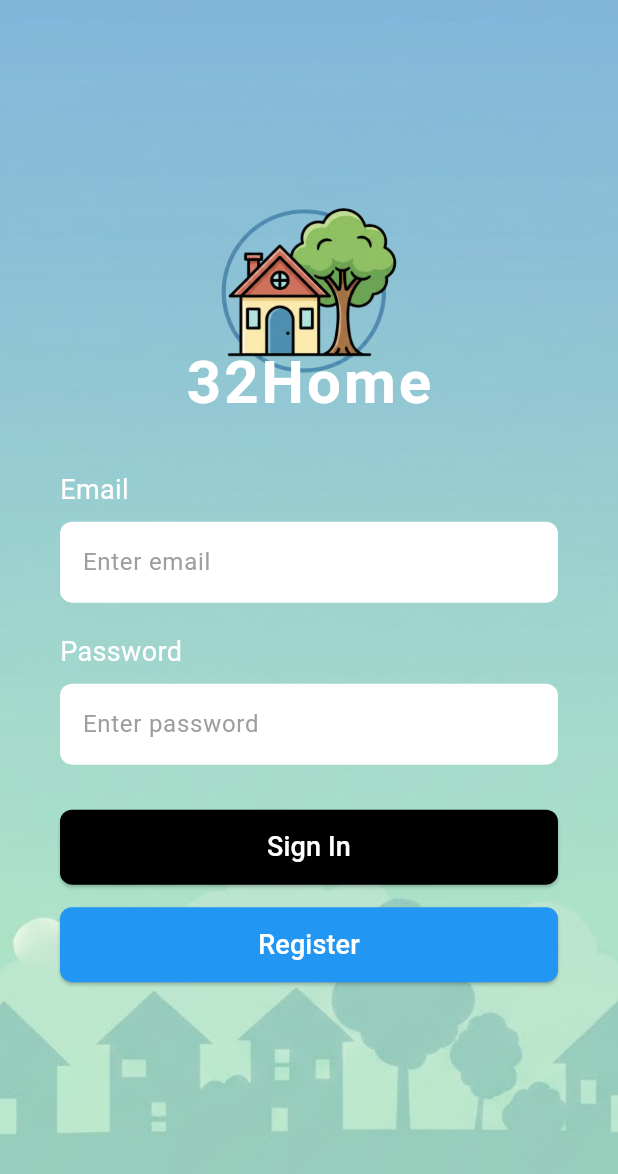
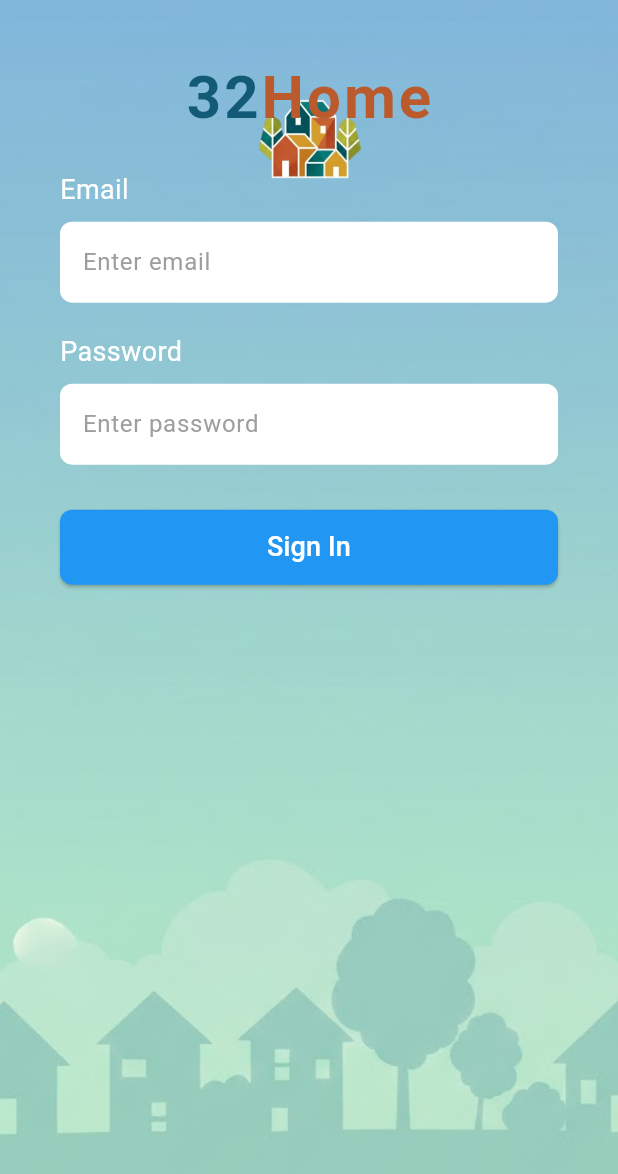
Before and after one commit to 6410535014/32home, a Flutter app: the screen it shows after launch, on a phone screen of 412 x 824 dp. Shown: the top 1174 px of the screen. Run offline on Flutter 3.47's test engine with Material 3 defaults, Android fonts, the light colour scheme and no system bars; our stand-ins replace cloud_firestore, firebase_auth, firebase_core; accounts and stored records are empty; generated files the repository leaves out were written again.

Commit message:
chnage logo

```diff
--- a/three_two_home/lib/login_page.dart
+++ b/three_two_home/lib/login_page.dart
@@ -1,6 +1,5 @@
 import 'package:flutter/material.dart';
 import 'package:firebase_auth/firebase_auth.dart';
-import 'register_page.dart';
 import 'services/auth_facade.dart';
 import 'adapters/notification_adapter.dart';
 
@@ -68,17 +67,36 @@ class _LoginPageState extends State<LoginPage> {
             padding: const EdgeInsets.symmetric(horizontal: 40),
             child: Column(
               children: [
-                const SizedBox(height: 100),
-                Image.asset('assets/images/logo.png', width: 500, fit: BoxFit.contain),
+                Image.asset('assets/images/logo.png', width: 1000, fit: BoxFit.contain),
                 Transform.translate(
-                  offset: const Offset(0, -60),
-                  child: const Text(
-                    '32Home',
-                    style: TextStyle(fontSize: 40, fontWeight: FontWeight.bold, color: Colors.white, letterSpacing: 2),
-                  )
+                  offset: const Offset(0, -150),
+                  child: Text.rich(
+                    TextSpan(
+                      children: [
+                        TextSpan(
+                          text: '32',
+                          style: TextStyle(
+                            fontSize: 40,
+                            fontWeight: FontWeight.bold,
+                            color: Color(0xFF135a76), // เปลี่ยนสีที่ต้องการตรงนี้
+                            letterSpacing: 2,
+                          ),
+                        ),
+                        TextSpan(
+                          text: 'Home',
+                          style: TextStyle(
+                            fontSize: 40,
+                            fontWeight: FontWeight.bold,
+                            color: Color(0xFFba5a2d), // สีเดิมของคุณ
+                            letterSpacing: 2,
+                          ),
+                        ),
+                      ],
+                    ),
+                  ),
                 ),
                 Transform.translate(
-                  offset: const Offset(0, -30),
+                  offset: const Offset(0, -130),
                   child: Column(
                     children: [
                       buildInputLabel("Email"),
@@ -87,15 +105,7 @@ class _LoginPageState extends State<LoginPage> {
                       buildInputLabel("Password"),
                       buildTextField("Enter password", isPassword: true, controller: _passwordController),
                       const SizedBox(height: 30),
-                      buildActionButton("Sign In", onPressed: _signIn),
-                      const SizedBox(height: 15),
-                      buildActionButton(
-                        "Register",
-                        backgroundColor: Colors.blue,
-                        onPressed: () {
-                          Navigator.push(context, MaterialPageRoute(builder: (context) => const RegisterPage()));
-                        },
-                      ),
+                      buildActionButton("Sign In",backgroundColor: Colors.blue, onPressed: _signIn),
                     ],
                   ),
                 ),
--- a/three_two_home/lib/main.dart
+++ b/three_two_home/lib/main.dart
@@ -2,7 +2,6 @@ import 'package:flutter/material.dart';
 import 'package:firebase_core/firebase_core.dart';
 import 'firebase_options.dart';
 import 'login_page.dart';
-import 'register_page.dart';
 import 'dashboard_page.dart';
 
 void main() async {
@@ -22,7 +21,6 @@ class MyApp extends StatelessWidget {
       initialRoute: '/',
       routes: {
         '/': (context) => const LoginPage(),
-        '/register': (context) => const RegisterPage(),
         '/dashboard': (context) => const DashboardPage(),
       },
     );
```
Also changed, not shown: three_two_home/lib/register_page.dart (deleted, +0 -147 lines), three_two_home/assets/images/logo.png.
